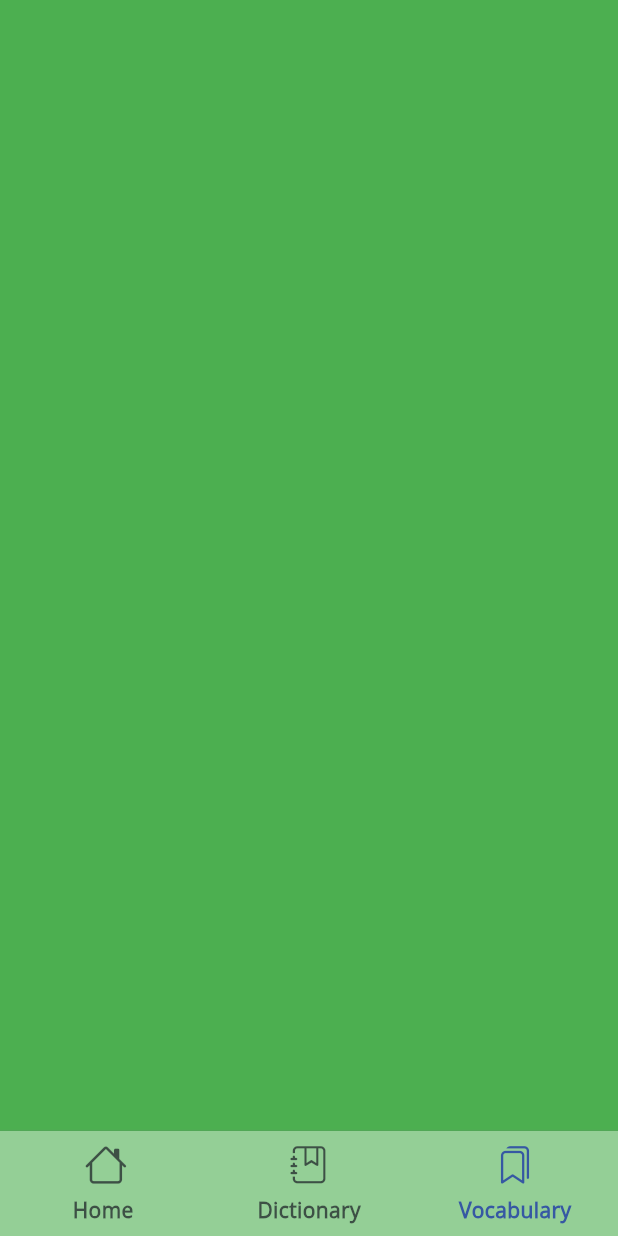
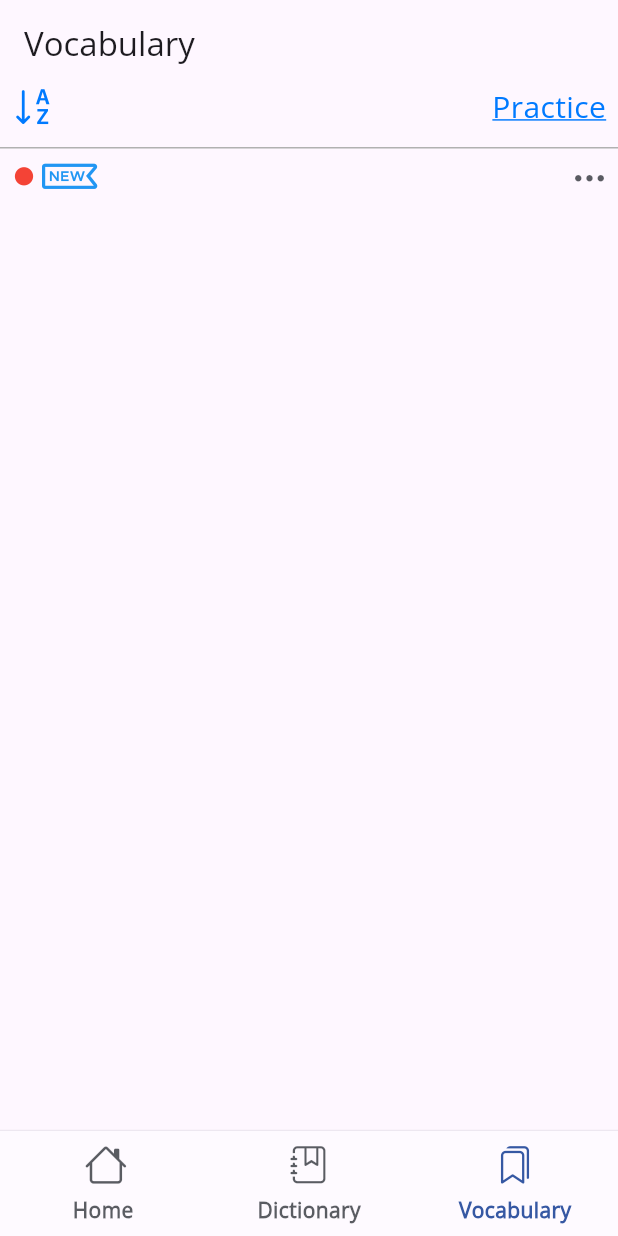
Before and after one commit to nguyenhuuthai-99/eng_dict, a Flutter app: the screen it shows after launch, item 3 of the bottom bar chosen, on a phone screen of 412 x 824 dp. Run offline on Flutter 3.47's test engine with Material 3 defaults, Android fonts, the phone set to English and light mode, and no system bars; our stand-ins replace google_fonts, just_audio.

Commit message:
initiate vocabulary screen

```diff
--- a/lib/view/screens/vocabulary_screen.dart
+++ b/lib/view/screens/vocabulary_screen.dart
@@ -1,3 +1,5 @@
+import 'package:eng_dict/view/utils/constants.dart';
+import 'package:eng_dict/view/utils/custom_icon.dart';
 import 'package:flutter/material.dart';
 
 class VocabularyScreen extends StatelessWidget {
@@ -6,6 +8,72 @@ class VocabularyScreen extends StatelessWidget {
 
   @override
   Widget build(BuildContext context) {
-    return const Placeholder();
+    return Scaffold(
+      appBar: AppBar(
+        title: Text("Vocabulary"),
+      ),
+      body: Column(
+        crossAxisAlignment: CrossAxisAlignment.start,
+        children: [
+          const Padding(
+            padding: EdgeInsets.symmetric(horizontal: 8.0),
+            child: Row(
+              mainAxisAlignment: MainAxisAlignment.start,
+              children: [
+                Icon(
+                  CustomIcon.sort,
+                  color: Constant.kHyperLinkTextColor,
+                  size: 30,
+                ),
+                Expanded(
+                  child: SizedBox(),
+                ),
+                Text(
+                  "Practice",
+                  style: TextStyle(
+                      fontSize: 20,
+                      decoration: TextDecoration.underline,
+                      decorationColor: Constant.kHyperLinkTextColor,
+                      decorationThickness: 2,
+                      color: Constant.kHyperLinkTextColor),
+                )
+              ],
+            ),
+          ),
+          Container(
+            padding: EdgeInsets.only(
+                top: Constant.kMarginExtraSmall,
+                left: Constant.kMarginExtraSmall,
+                right: Constant.kMarginExtraSmall),
+            margin: EdgeInsets.only(top: Constant.kMarginMedium),
+            decoration: BoxDecoration(
+                border:
+                    Border(top: BorderSide(color: Constant.kGreyVocabBorder))),
+            child: const Column(
+              children: [
+                Row(
+                  children: [
+                    Icon(
+                      CustomIcon.dot,
+                      color: Colors.red,
+                    ),
+                    Icon(
+                      CustomIcon.new_icon,
+                      color: Colors.blue,
+                    ),
+                    Expanded(child: SizedBox()),
+                    Icon(
+                      CustomIcon.more,
+                      color: Constant.kButtonUnselectedColor,
+                      size: 30,
+                    )
+                  ],
+                )
+              ],
+            ),
+          )
+        ],
+      ),
+    );
   }
 }
--- a/lib/view/utils/constants.dart
+++ b/lib/view/utils/constants.dart
@@ -10,8 +10,10 @@ class Constant {
   static const Color kGreyBackground = Color(0xffF2F2F2);
   static const Color kGreyBorder = Color(0x1F767680);
   static const Color kGreyLine = Color(0xffE2E2E2);
+  static const Color kGreyVocabBorder = Color(0xffb1b1b1);
   static const Color kButtonUnselectedColor = Color(0xB81B1F26);
   static const Color kGreyText = Color(0xff888888);
+  static const Color kHyperLinkTextColor = Color(0xff007AFF);
   static const Color kLightGreyText = Color(0x6b000000);
   static const Gradient kGradient = LinearGradient(
       transform: GradientRotation(-0.5),
--- a/lib/view/widgets/navigation_menu.dart
+++ b/lib/view/widgets/navigation_menu.dart
@@ -2,6 +2,7 @@ import 'dart:ui';
 
 import 'package:eng_dict/view/screens/dictionary_screen.dart';
 import 'package:eng_dict/view/screens/home_screen.dart';
+import 'package:eng_dict/view/screens/vocabulary_screen.dart';
 import 'package:flutter/material.dart';
 import 'package:provider/provider.dart';
 import '../utils/constants.dart';
@@ -70,7 +71,7 @@ class ScreenData extends ChangeNotifier {
   final List<Widget> screens = [
     HomeScreen(),
     DictionaryScreen(),
-    Container(color: Colors.green),
+    VocabularyScreen(),
   ];
 
   int get index => _index;
--- a/pubspec.yaml
+++ b/pubspec.yaml
@@ -64,6 +64,7 @@ flutter:
   # To add assets to your application, add an assets section, like this:
   assets:
    - assets/images/
+   - assets/fonts/
 
   # An image asset can refer to one or more resolution-specific "variants", see
   # https://flutter.dev/to/resolution-aware-images
```
Also changed, not shown: lib/view/widgets/definition_box.dart (+97 -51 lines), lib/view/widgets/word_title_box.dart (+56 -21 lines).
